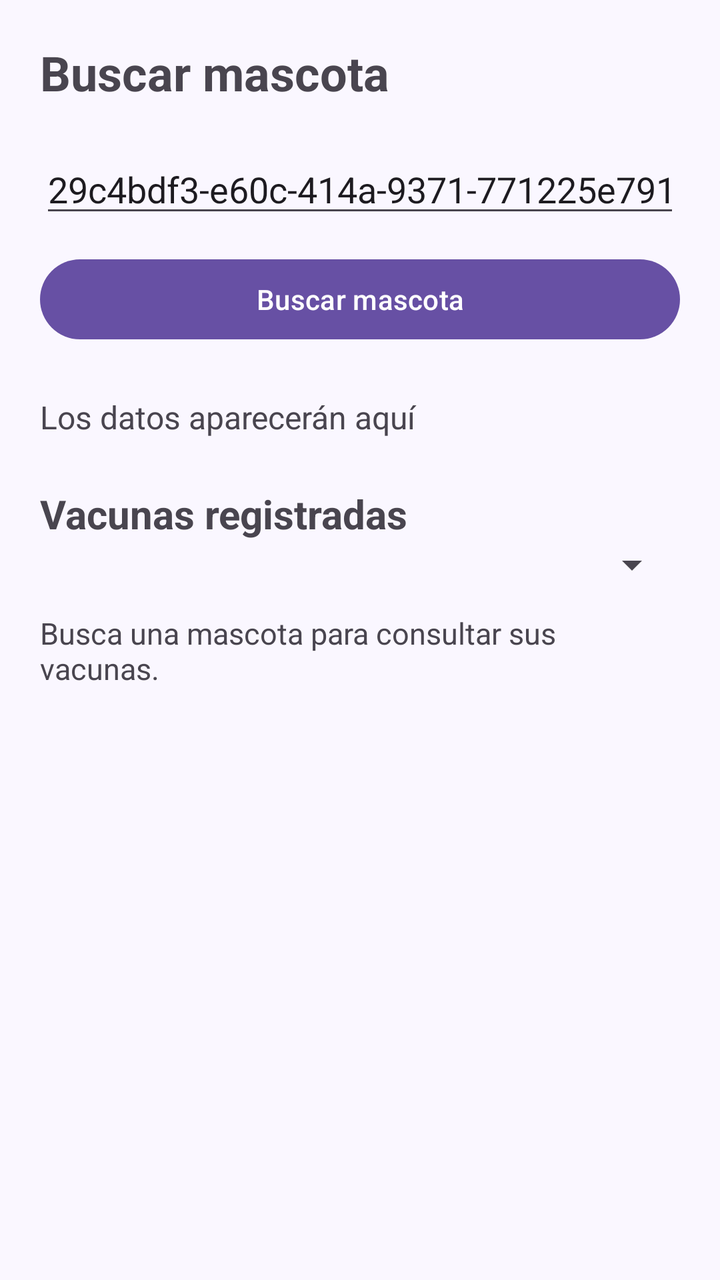
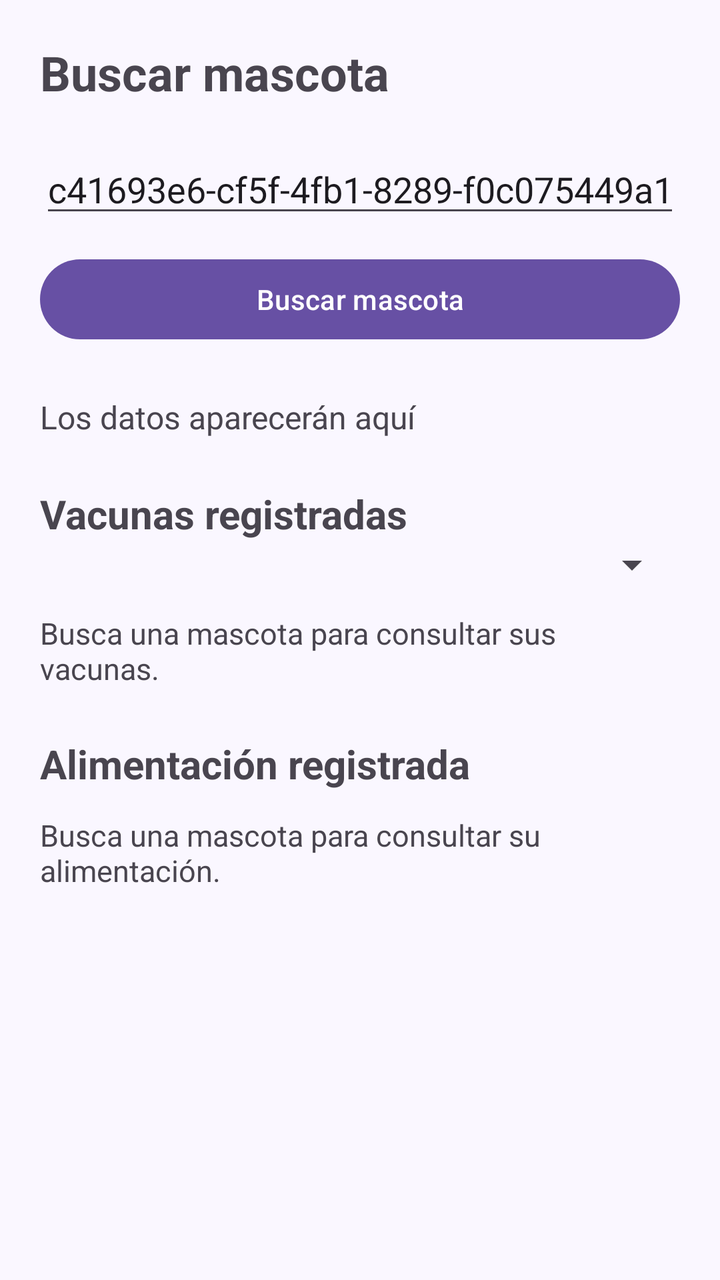

Before-and-after screenshots of an Android layout around one commit, followed by the original layout XML and the change that was made.
<!-- AndroidManifest.xml: application theme Theme.AppHuellitas -->
<!-- res/layout/activity_buscar_mascota.xml -->
<?xml version="1.0" encoding="utf-8"?>
<androidx.constraintlayout.widget.ConstraintLayout xmlns:android="http://schemas.android.com/apk/res/android"
    xmlns:app="http://schemas.android.com/apk/res-auto"
    xmlns:tools="http://schemas.android.com/tools"
    android:id="@+id/main"
    android:layout_width="match_parent"
    android:layout_height="match_parent"
    tools:context=".BuscarMascota">

    <ScrollView
        xmlns:android="http://schemas.android.com/apk/res/android"
        android:layout_width="match_parent"
        android:layout_height="match_parent"
        android:background="#FAF7FF">

        <LinearLayout
            android:layout_width="match_parent"
            android:layout_height="wrap_content"
            android:orientation="vertical"
            android:padding="20dp">

            <TextView
                android:layout_width="match_parent"
                android:layout_height="wrap_content"
                android:text="Buscar mascota"
                android:textSize="24sp"
                android:textStyle="bold" />

            <EditText
                android:id="@+id/etBuscarId"
                android:layout_width="match_parent"
                android:layout_height="wrap_content"
                android:layout_marginTop="20dp"
                android:text="29c4bdf3-e60c-414a-9371-771225e7918e"
                android:inputType="text" />

            <Button
                android:id="@+id/btnBuscarId"
                android:layout_width="match_parent"
                android:layout_height="wrap_content"
                android:text="Buscar mascota"
                android:layout_marginTop="12dp" />

            <TextView
                android:id="@+id/txtResultado"
                android:layout_width="match_parent"
                android:layout_height="wrap_content"
                android:layout_marginTop="24dp"
                android:text="Los datos aparecerán aquí"
                android:textSize="16sp"
                />


            <TextView
                android:layout_width="match_parent"
                android:layout_height="wrap_content"
                android:layout_marginTop="24dp"
                android:text="Vacunas registradas"
                android:textSize="20sp"
                android:textStyle="bold" />

            <Spinner
                android:id="@+id/spVacunas"
                android:layout_width="match_parent"
                android:layout_height="wrap_content" />

            <TextView
                android:id="@+id/txtDetalleVacuna"
                android:layout_width="match_parent"
                android:layout_height="wrap_content"
                android:layout_marginTop="12dp"
                android:text="Busca una mascota para consultar sus vacunas."
                android:textSize="15sp" />

            <Button
                android:id="@+id/btnEliminarVacuna"
                android:layout_width="match_parent"
                android:layout_height="wrap_content"
                android:text="Eliminar vacuna"
                android:enabled="false"
                android:visibility="gone" />


            <Button
                android:id="@+id/btnEditarMascota"
                android:layout_width="match_parent"
                android:layout_height="wrap_content"
                android:layout_marginTop="20dp"
                android:text="Actualizar mascota"
                android:visibility="gone" />

            <Button
                android:id="@+id/btnEliminarMascota"
                android:layout_width="match_parent"
                android:layout_height="wrap_content"
                android:layout_marginTop="8dp"
                android:text="Eliminar mascota"
                android:visibility="gone" />

        </LinearLayout>
    </ScrollView>

</androidx.constraintlayout.widget.ConstraintLayout>
<!-- resources referenced by this layout -->
<resources>
  <style name="Theme.AppHuellitas" parent="Base.Theme.AppHuellitas" />
  <style name="Base.Theme.AppHuellitas" parent="Theme.Material3.DayNight.NoActionBar">
          
          
      </style>
</resources>

<!-- the commit's change to res/layout/activity_buscar_mascota.xml (unified diff, before → after) -->
@@ -31,7 +31,7 @@
                 android:layout_width="match_parent"
                 android:layout_height="wrap_content"
                 android:layout_marginTop="20dp"
-                android:text="29c4bdf3-e60c-414a-9371-771225e7918e"
+                android:text="c41693e6-cf5f-4fb1-8289-f0c075449a13"
                 android:inputType="text" />
 
             <Button
@@ -80,6 +80,35 @@
                 android:enabled="false"
                 android:visibility="gone" />
 
+            <TextView
+                android:layout_width="match_parent"
+                android:layout_height="wrap_content"
+                android:layout_marginTop="24dp"
+                android:text="Alimentación registrada"
+                android:textSize="20sp"
+                android:textStyle="bold" />
+
+            <LinearLayout
+                android:id="@+id/contenedorDietas"
+                android:layout_width="match_parent"
+                android:layout_height="wrap_content"
+                android:orientation="vertical" />
+
+            <TextView
+                android:id="@+id/txtDetalleDieta"
+                android:layout_width="match_parent"
+                android:layout_height="wrap_content"
+                android:layout_marginTop="12dp"
+                android:text="Busca una mascota para consultar su alimentación."
+                android:textSize="15sp" />
+
+            <Button
+                android:id="@+id/btnEliminarDieta"
+                android:layout_width="match_parent"
+                android:layout_height="wrap_content"
+                android:text="Eliminar alimentación"
+                android:enabled="false"
+                android:visibility="gone" />
 
             <Button
                 android:id="@+id/btnEditarMascota"
